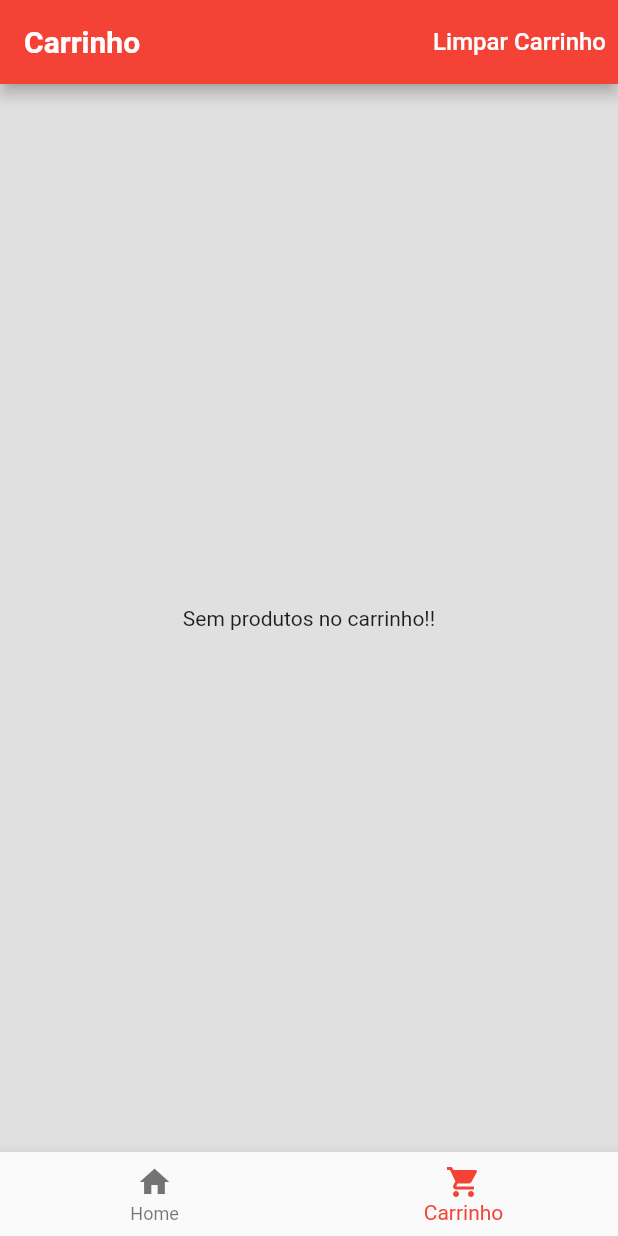
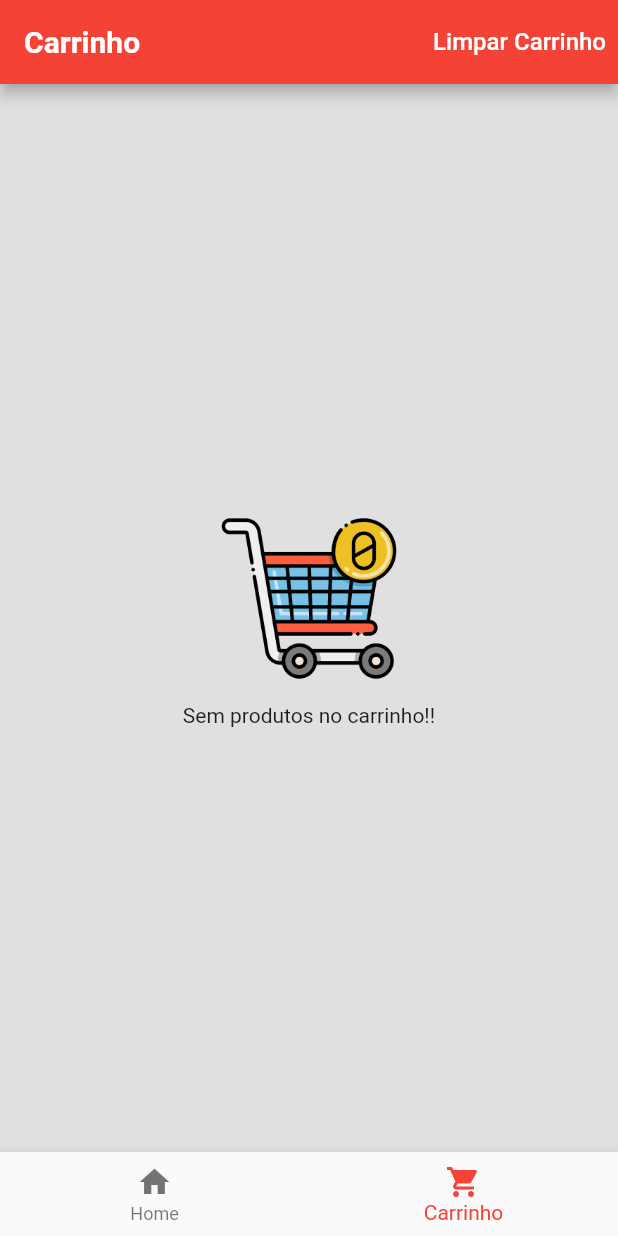
Before and after one commit to Kevin-Sarges/app-loja-online, a Flutter app: the screen it shows after launch, item 2 of the bottom bar chosen, on a phone screen of 412 x 824 dp. Run offline on Flutter 3.47's test engine with Material 2 defaults, Android fonts, the light colour scheme and no system bars; our stand-ins replace dio, flutter_bloc, get_it, localstorage, shared_preferences, sqflite and 1 more; accounts and stored records are empty; network calls fail.

```diff
--- a/lib/app/domain/inject/sqflite_inject.dart
+++ b/lib/app/domain/inject/sqflite_inject.dart
@@ -4,7 +4,7 @@ import 'package:desafio_apirest/app/presenter/view/cart/controller_cart/cart_con
 import 'package:desafio_apirest/app/presenter/view/home/controller_home/home_controller.dart';
 import 'package:get_it/get_it.dart';
 
-class SqfliteInject {
+class InjectDependency {
   static void init() {
     final getIt = GetIt.instance;
 
--- a/lib/app/presenter/view/cart/screen/cart_screen.dart
+++ b/lib/app/presenter/view/cart/screen/cart_screen.dart
@@ -2,6 +2,7 @@ import 'package:desafio_apirest/app/presenter/globals_widgets/circular_progress_
 import 'package:desafio_apirest/app/presenter/view/cart/widgets_cart/component_prouct_widget.dart';
 import 'package:desafio_apirest/app/presenter/view/cart/controller_cart/cart_controller.dart';
 import 'package:desafio_apirest/app/presenter/view/cart/controller_cart/cart_state.dart';
+import 'package:desafio_apirest/app/presenter/view/cart/widgets_cart/empty_cart_widget.dart';
 import 'package:flutter/material.dart';
 import 'package:flutter_bloc/flutter_bloc.dart';
 import 'package:get_it/get_it.dart';
@@ -67,9 +68,7 @@ class _CartScreenState extends State<CartScreen> {
 
           if (state is CartSucess) {
             if (state.productCart.isEmpty) {
-              return const Center(
-                child: Text('Sem produtos no carrinho!!'),
-              );
+              return const EmptyCartWidget();
             } else {
               return Column(
                 children: [
--- /dev/null
+++ b/lib/app/presenter/view/cart/widgets_cart/empty_cart_widget.dart
@@ -0,0 +1,25 @@
+import 'package:flutter/material.dart';
+
+class EmptyCartWidget extends StatelessWidget {
+  const EmptyCartWidget({Key? key}) : super(key: key);
+
+  @override
+  Widget build(BuildContext context) {
+    return Center(
+      child: Column(
+        mainAxisAlignment: MainAxisAlignment.center,
+        children: [
+          Image.asset(
+            'assets/images/carrinho.png',
+            width: 120,
+            fit: BoxFit.cover,
+          ),
+          const SizedBox(
+            height: 10,
+          ),
+          const Text('Sem produtos no carrinho!!'),
+        ],
+      ),
+    );
+  }
+}
--- a/lib/main.dart
+++ b/lib/main.dart
@@ -3,6 +3,6 @@
 import 'package:flutter/material.dart';
 
 void main() {
-  SqfliteInject.init();
+  InjectDependency.init();
   runApp(const MyApp());
 }
```
Also changed, not shown: pubspec.yaml (+18 -3 lines), assets/images/carrinho.png (added), assets/images/sacolas-de-compras.png (added), pubspec.lock, 61 other files.
